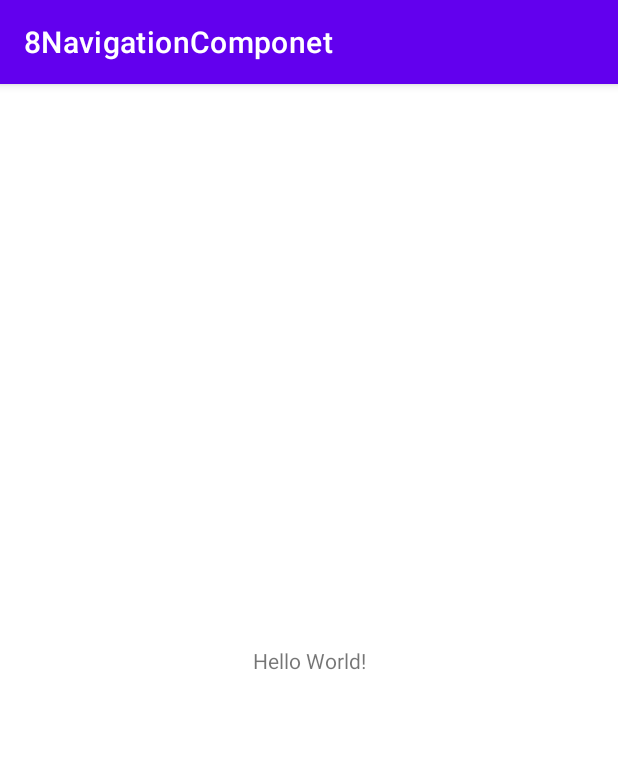
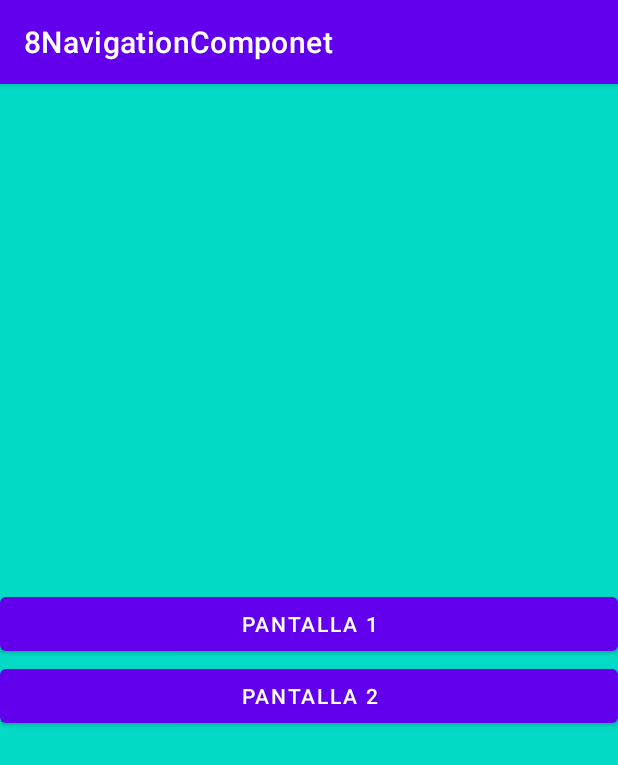
Before and after one commit to muzaprogrammer/AndroidStudioProjects, an Android app: the screen it shows after launch (MainActivity), on a phone screen of 412 x 824 dp. Shown: the top 765 px of the screen. Run offline under Robolectric (Android 15) with nearby library versions, the phone set to English and light mode, and no system bars.

Commit message:
Funcionamientos fragments

```diff
--- a/8NavigationComponet/app/src/main/java/com/example/a8navigationcomponet/HomeFragment.java
+++ b/8NavigationComponet/app/src/main/java/com/example/a8navigationcomponet/HomeFragment.java
@@ -2,63 +2,50 @@ package com.example.a8navigationcomponet;
 
 import android.os.Bundle;
 
+import androidx.annotation.NonNull;
+import androidx.annotation.Nullable;
 import androidx.fragment.app.Fragment;
+import androidx.navigation.ActivityNavigator;
+import androidx.navigation.NavController;
+import androidx.navigation.Navigation;
 
 import android.view.LayoutInflater;
 import android.view.View;
 import android.view.ViewGroup;
+import android.widget.Button;
 
-/**
- * A simple {@link Fragment} subclass.
- * Use the {@link HomeFragment#newInstance} factory method to
- * create an instance of this fragment.
- */
 public class HomeFragment extends Fragment {
-
-    // TODO: Rename parameter arguments, choose names that match
-    // the fragment initialization parameters, e.g. ARG_ITEM_NUMBER
-    private static final String ARG_PARAM1 = "param1";
-    private static final String ARG_PARAM2 = "param2";
-
-    // TODO: Rename and change types of parameters
-    private String mParam1;
-    private String mParam2;
-
     public HomeFragment() {
         // Required empty public constructor
     }
-
-    /**
-     * Use this factory method to create a new instance of
-     * this fragment using the provided parameters.
-     *
-     * @param param1 Parameter 1.
-     * @param param2 Parameter 2.
-     * @return A new instance of fragment HomeFragment.
-     */
-    // TODO: Rename and change types and number of parameters
-    public static HomeFragment newInstance(String param1, String param2) {
-        HomeFragment fragment = new HomeFragment();
-        Bundle args = new Bundle();
-        args.putString(ARG_PARAM1, param1);
-        args.putString(ARG_PARAM2, param2);
-        fragment.setArguments(args);
-        return fragment;
-    }
-
-    @Override
-    public void onCreate(Bundle savedInstanceState) {
-        super.onCreate(savedInstanceState);
-        if (getArguments() != null) {
-            mParam1 = getArguments().getString(ARG_PARAM1);
-            mParam2 = getArguments().getString(ARG_PARAM2);
-        }
-    }
-
     @Override
     public View onCreateView(LayoutInflater inflater, ViewGroup container,
                              Bundle savedInstanceState) {
         // Inflate the layout for this fragment
         return inflater.inflate(R.layout.fragment_home, container, false);
     }
+
+    @Override
+    public void onViewCreated(@NonNull View view, @Nullable Bundle savedInstanceState) {
+        super.onViewCreated(view, savedInstanceState);
+        Button btn1 = view.findViewById(R.id.btn1);
+        Button btn2 = view.findViewById(R.id.btn2);
+        final NavController navController = Navigation.findNavController(view);
+        btn1.setOnClickListener(new View.OnClickListener() {
+            @Override
+            public void onClick(View view) {
+                navController.navigate(R.id.primerFragment);
+
+            }
+        });
+        btn2.setOnClickListener(new View.OnClickListener() {
+            @Override
+            public void onClick(View view) {
+                navController.navigate(R.id.segundoFragment);
+
+            }
+        });
+    }
+
+
 }
--- a/8NavigationComponet/app/src/main/res/layout/activity_main.xml
+++ b/8NavigationComponet/app/src/main/res/layout/activity_main.xml
@@ -1,18 +1,17 @@
 <?xml version="1.0" encoding="utf-8"?>
-<androidx.constraintlayout.widget.ConstraintLayout xmlns:android="http://schemas.android.com/apk/res/android"
+<LinearLayout xmlns:android="http://schemas.android.com/apk/res/android"
     xmlns:app="http://schemas.android.com/apk/res-auto"
     xmlns:tools="http://schemas.android.com/tools"
     android:layout_width="match_parent"
     android:layout_height="match_parent"
     tools:context=".MainActivity">
 
-    <TextView
-        android:layout_width="wrap_content"
-        android:layout_height="wrap_content"
-        android:text="Hello World!"
-        app:layout_constraintBottom_toBottomOf="parent"
-        app:layout_constraintLeft_toLeftOf="parent"
-        app:layout_constraintRight_toRightOf="parent"
-        app:layout_constraintTop_toTopOf="parent" />
-
-</androidx.constraintlayout.widget.ConstraintLayout>
+    <fragment
+        android:id="@+id/fragment"
+        android:name="androidx.navigation.fragment.NavHostFragment"
+        android:layout_width="match_parent"
+        android:layout_height="match_parent"
+        app:defaultNavHost="true"
+        app:navGraph="@navigation/nav_graph"
+        tools:layout="@layout/fragment_home"/>
+</LinearLayout>
--- a/8NavigationComponet/app/src/main/res/navigation/nav_graph.xml
+++ b/8NavigationComponet/app/src/main/res/navigation/nav_graph.xml
@@ -1,5 +1,53 @@
 <?xml version="1.0" encoding="utf-8"?>
 <navigation xmlns:android="http://schemas.android.com/apk/res/android"
-    xmlns:app="http://schemas.android.com/apk/res-auto" android:id="@+id/nav_graph">
+    xmlns:app="http://schemas.android.com/apk/res-auto"
+    xmlns:tools="http://schemas.android.com/tools"
+    android:id="@+id/nav_graph"
+    app:startDestination="@id/homeFragment">
 
+    <fragment
+        android:id="@+id/homeFragment"
+        android:name="com.example.a8navigationcomponet.HomeFragment"
+        android:label="fragment_home"
+        tools:layout="@layout/fragment_home" >
+        <action
+            android:id="@+id/action_homeFragment_to_primerFragment"
+            app:destination="@id/primerFragment" />
+        <action
+            android:id="@+id/action_homeFragment_to_segundoFragment"
+            app:destination="@id/segundoFragment" />
+    </fragment>
+    <fragment
+        android:id="@+id/primerFragment"
+        android:name="com.example.a8navigationcomponet.PrimerFragment"
+        android:label="fragment_primer"
+        tools:layout="@layout/fragment_primer" >
+        <action
+            android:id="@+id/action_primerFragment_to_homeFragment2"
+            app:destination="@id/homeFragment" />
+    </fragment>
+    <fragment
+        android:id="@+id/segundoFragment"
+        android:name="com.example.a8navigationcomponet.SegundoFragment"
+        android:label="fragment_segundo"
+        tools:layout="@layout/fragment_segundo" >
+        <action
+            android:id="@+id/action_segundoFragment_to_tercerFragment"
+            app:destination="@id/tercerFragment" />
+        <action
+            android:id="@+id/action_segundoFragment_to_homeFragment"
+            app:destination="@id/homeFragment" />
+    </fragment>
+    <fragment
+        android:id="@+id/tercerFragment"
+        android:name="com.example.a8navigationcomponet.TercerFragment"
+        android:label="fragment_tercer"
+        tools:layout="@layout/fragment_tercer" >
+        <action
+            android:id="@+id/action_tercerFragment_to_homeFragment"
+            app:destination="@id/homeFragment" />
+        <action
+            android:id="@+id/action_tercerFragment_to_segundoFragment"
+            app:destination="@id/segundoFragment" />
+    </fragment>
 </navigation>
```
Also changed, not shown: 8NavigationComponet/app/src/main/java/com/example/a8navigationcomponet/PrimerFragment.java (+18 -41 lines), 8NavigationComponet/app/src/main/java/com/example/a8navigationcomponet/SegundoFragment.java (+26 -40 lines), 8NavigationComponet/app/src/main/java/com/example/a8navigationcomponet/TercerFragment.java (+26 -39 lines).
